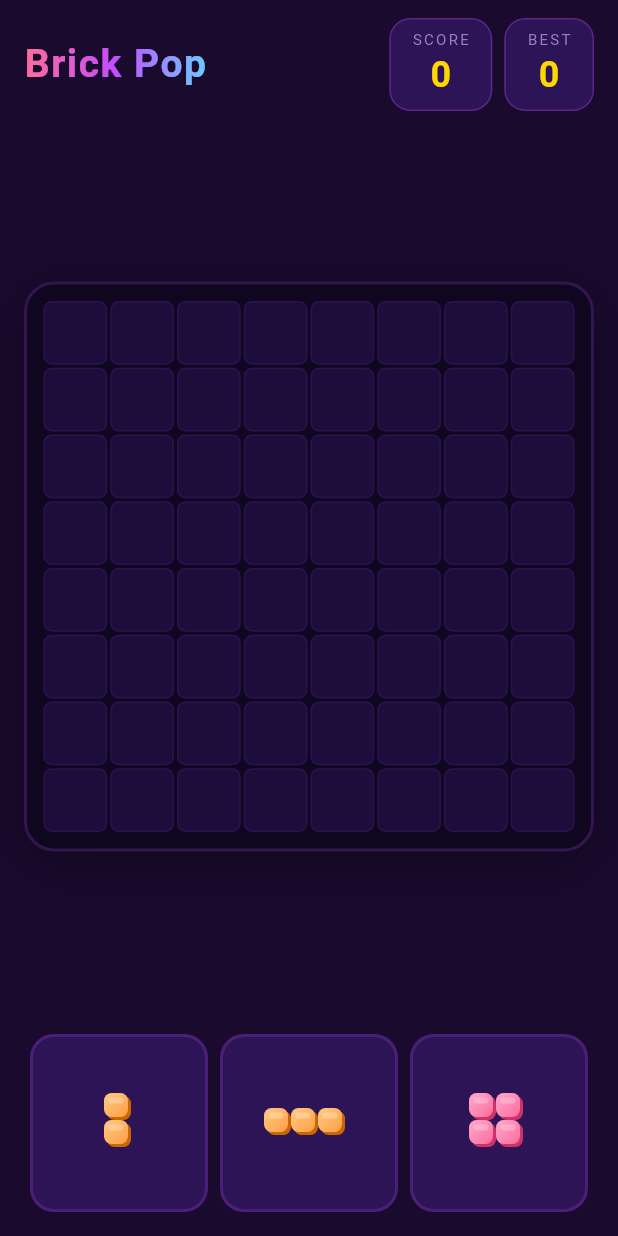
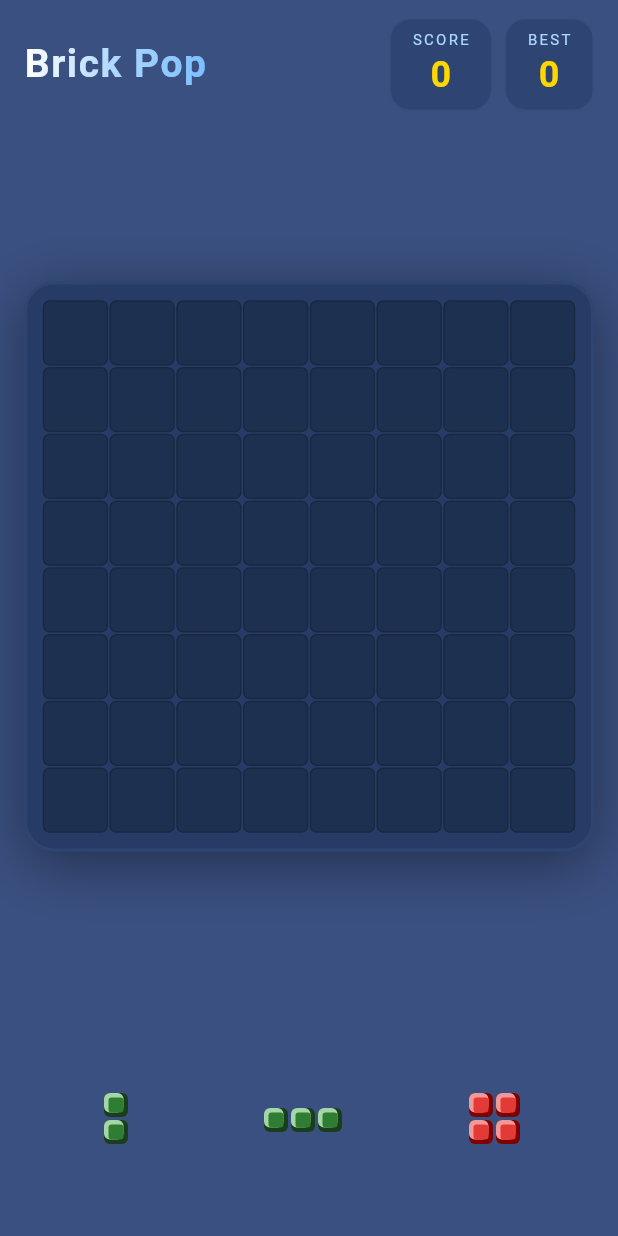
Before and after one commit to marksev/nf, a Flutter app: the screen it shows after launch, on a phone screen of 412 x 824 dp. Run offline on Flutter 3.47's test engine with Material 3 defaults, Android fonts, the phone set to English and light mode, and no system bars; our stand-ins replace audioplayers, google_mobile_ads, shared_preferences; network calls fail.

Commit message:
Overhaul theme: blue background + 3D beveled bricks
Colors:
- Background/grid/cells: dark purple → medium blue palette
- Piece colors: pastel neon → bold saturated (red/yellow/purple/orange/cyan/green)
- Header gradient: pink/purple → white/light-blue
- Score box label: light purple → light blue

Block rendering:
- Replace diagonal gradient + shine with 3-layer bevel (shadow/highlight/fill)
  giving a raised 3D tile look matching the reference app
- Reduce cell gap 3→2px, border radius 5→4px

Tray slots:
- Remove panel containers (transparent background, no border)
  so pieces float directly on the background

https://claude.ai/code/session_013CkcXPatPci8ym81QkDaNk

```diff
--- a/lib/main.dart
+++ b/lib/main.dart
@@ -9,15 +9,15 @@ import 'dart:math';
 
 // ─── CONSTANTS ───────────────────────────────────────────────────────────────
 const int kGridSize = 8;
-const Color kBgColor = Color(0xFF1a0a2e);
-const Color kPanelColor = Color(0xFF2d1457);
-const Color kGridBgColor = Color(0xFF0f0720);
-const Color kCellEmptyColor = Color(0xFF1e0d3a);
-const Color kCellBorderColor = Color(0xFF2a1250);
+const Color kBgColor = Color(0xFF3A5080);
+const Color kPanelColor = Color(0xFF2E4472);
+const Color kGridBgColor = Color(0xFF263C66);
+const Color kCellEmptyColor = Color(0xFF1E3050);
+const Color kCellBorderColor = Color(0xFF182840);
 const Color kGoldColor = Color(0xFFFFD700);
-const Color kAccentColor = Color(0xFFff6b9d);
-const Color kAccent2Color = Color(0xFFc44dff);
-const Color kTextColor = Color(0xFFf0e6ff);
+const Color kAccentColor = Color(0xFFFFFFFF);
+const Color kAccent2Color = Color(0xFF4A6A9A);
+const Color kTextColor = Color(0xFFFFFFFF);
 
 /// How many grid-cell heights the drag ghost is lifted above the finger.
 const double kDragOffsetCells = 1.8;
@@ -29,14 +29,14 @@ class PieceColor {
 }
 
 const List<PieceColor> kPieceColors = [
-  PieceColor(Color(0xFFFF6B6B), Color(0xFFFF9999), Color(0xFFCC3333)), // red
-  PieceColor(Color(0xFFFFD166), Color(0xFFFFE99A), Color(0xFFCC9900)), // yellow
-  PieceColor(Color(0xFF06D6A0), Color(0xFF6EFFD0), Color(0xFF049970)), // green
-  PieceColor(Color(0xFF118AB2), Color(0xFF56C8F0), Color(0xFF0A5F7A)), // blue
-  PieceColor(Color(0xFFC44DFF), Color(0xFFE090FF), Color(0xFF8800CC)), // purple
-  PieceColor(Color(0xFFFF9F43), Color(0xFFFFCA85), Color(0xFFCC6600)), // orange
-  PieceColor(Color(0xFFFF6B9D), Color(0xFFFFAACB), Color(0xFFCC3366)), // pink
-  PieceColor(Color(0xFF48DBFB), Color(0xFF99EEFF), Color(0xFF009FCC)), // cyan
+  PieceColor(Color(0xFFE53935), Color(0xFFEF9A9A), Color(0xFF7F0000)), // red
+  PieceColor(Color(0xFFFDD835), Color(0xFFFFF176), Color(0xFF7A6500)), // yellow
+  PieceColor(Color(0xFF8E24AA), Color(0xFFCE93D8), Color(0xFF4A0072)), // purple
+  PieceColor(Color(0xFFE65100), Color(0xFFFFCC80), Color(0xFF7A2100)), // orange
+  PieceColor(Color(0xFF0288D1), Color(0xFF81D4FA), Color(0xFF004A7A)), // cyan
+  PieceColor(Color(0xFF2E7D32), Color(0xFFA5D6A7), Color(0xFF1A3D1C)), // green
+  PieceColor(Color(0xFFE53935), Color(0xFFEF9A9A), Color(0xFF7F0000)), // red
+  PieceColor(Color(0xFF8E24AA), Color(0xFFCE93D8), Color(0xFF4A0072)), // purple
 ];
 
 // ─── SHAPES ──────────────────────────────────────────────────────────────────
@@ -538,7 +538,7 @@ class _GamePageState extends State<GamePage> with TickerProviderStateMixin {
         children: [
           ShaderMask(
             shaderCallback: (bounds) => const LinearGradient(
-              colors: [kAccentColor, kAccent2Color, Color(0xFF6bcbff)],
+              colors: [Colors.white, Color(0xFFADD8FF), Color(0xFF7BBFFF)],
             ).createShader(bounds),
             child: const Text(
               'Brick Pop',
@@ -571,7 +571,7 @@ class _GamePageState extends State<GamePage> with TickerProviderStateMixin {
         children: [
           Text(label,
               style: const TextStyle(
-                  fontSize: 10, color: Color(0xFF9b7fc4), letterSpacing: 1.5)),
+                  fontSize: 10, color: Color(0xFFADD8FF), letterSpacing: 1.5)),
           Text(
             value.toString(),
             style: const TextStyle(
@@ -622,11 +622,8 @@ class _GamePageState extends State<GamePage> with TickerProviderStateMixin {
                 aspectRatio: 1,
                 child: Container(
                   key: _slotKeys[i],
-                  decoration: BoxDecoration(
-                    color: kPanelColor,
-                    borderRadius: BorderRadius.circular(16),
-                    border: Border.all(
-                        color: kAccent2Color.withOpacity(0.2), width: 2),
+                  decoration: const BoxDecoration(
+                    color: Colors.transparent,
                   ),
                   child: _pieces[i] == null
                       ? null
@@ -755,8 +752,8 @@ class GridPainter extends CustomPainter {
   void paint(Canvas canvas, Size size) {
     final cellW = size.width / kGridSize;
     final cellH = size.height / kGridSize;
-    const gap = 3.0;
-    const radius = Radius.circular(5);
+    const gap = 2.0;
+    const radius = Radius.circular(4);
 
     // Collect preview positions
     final previewSet = <String>{};
@@ -788,19 +785,20 @@ class GridPainter extends CustomPainter {
           canvas.drawRRect(rect, Paint()..color = Colors.white.withOpacity(0.9));
         } else if (val != 0) {
           final pc = kPieceColors[(val - 1) % kPieceColors.length];
-          final grad = LinearGradient(
-            begin: Alignment.topLeft,
-            end: Alignment.bottomRight,
-            colors: [pc.shine, pc.fill],
-          ).createShader(Rect.fromLTWH(x, y, w, h));
-          canvas.drawRRect(rect, Paint()..shader = grad);
-          // Shine highlight
+          const bevel = 3.0;
+          // Layer 1: shadow (bottom-right dark border)
+          canvas.drawRRect(rect, Paint()..color = pc.shadow);
+          // Layer 2: highlight (top-left light border)
           canvas.drawRRect(
             RRect.fromRectAndRadius(
-                Rect.fromLTWH(x + 3, y + 3, w - 6, (h - 6) * 0.4),
-                const Radius.circular(3)),
-            Paint()..color = Colors.white.withOpacity(0.25),
-          );
+                Rect.fromLTWH(x, y, w - bevel, h - bevel), radius),
+            Paint()..color = pc.shine);
+          // Layer 3: main fill (center)
+          canvas.drawRRect(
+            RRect.fromRectAndRadius(
+                Rect.fromLTWH(x + bevel, y + bevel, w - bevel * 2, h - bevel * 2),
+                const Radius.circular(2)),
+            Paint()..color = pc.fill);
         } else if (isPreview) {
           final pc = kPieceColors[previewPiece!.colorIdx];
           canvas.drawRRect(
@@ -838,34 +836,29 @@ class PiecePainter extends CustomPainter {
   void paint(Canvas canvas, Size size) {
     final pc = kPieceColors[piece.colorIdx];
     const pad = 4.0;
-    const radius = Radius.circular(5);
+    const radius = Radius.circular(4);
+    const bevel = 3.0;
 
     for (final cell in piece.shape) {
       final x = pad + cell[1] * cellSize;
       final y = pad + cell[0] * cellSize;
       final sz = cellSize - 2;
+      final rect = RRect.fromRectAndRadius(Rect.fromLTWH(x, y, sz, sz), radius);
 
-      // Shadow
-      canvas.drawRRect(
-        RRect.fromRectAndRadius(Rect.fromLTWH(x + 2, y + 2, sz, sz), radius),
-        Paint()..color = pc.shadow,
-      );
-      // Main gradient
-      final grad = LinearGradient(
-        begin: Alignment.topLeft,
-        end: Alignment.bottomRight,
-        colors: [pc.shine, pc.fill],
-      ).createShader(Rect.fromLTWH(x, y, sz, sz));
-      canvas.drawRRect(
-        RRect.fromRectAndRadius(Rect.fromLTWH(x, y, sz, sz), radius),
-        Paint()..shader = grad,
-      );
-      // Shine
+      // Layer 1: shadow (bottom-right dark border)
+      canvas.drawRRect(rect, Paint()..color = pc.shadow);
+      // Layer 2: highlight (top-left light border)
       canvas.drawRRect(
         RRect.fromRectAndRadius(
-            Rect.fromLTWH(x + 3, y + 3, sz - 6, (sz - 6) * 0.4),
-            const Radius.circular(3)),
-        Paint()..color = Colors.white.withOpacity(0.25),
+            Rect.fromLTWH(x, y, sz - bevel, sz - bevel), radius),
+        Paint()..color = pc.shine,
+      );
+      // Layer 3: main fill (center)
+      canvas.drawRRect(
+        RRect.fromRectAndRadius(
+            Rect.fromLTWH(x + bevel, y + bevel, sz - bevel * 2, sz - bevel * 2),
+            const Radius.circular(2)),
+        Paint()..color = pc.fill,
       );
     }
   }
```
